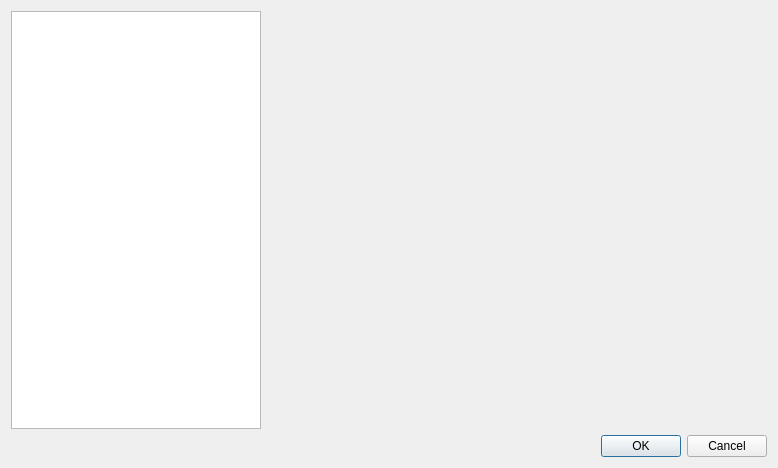
ModbusScope/ModbusScope, file src/dialogs/settingsdialog.ui: the form before one commit.
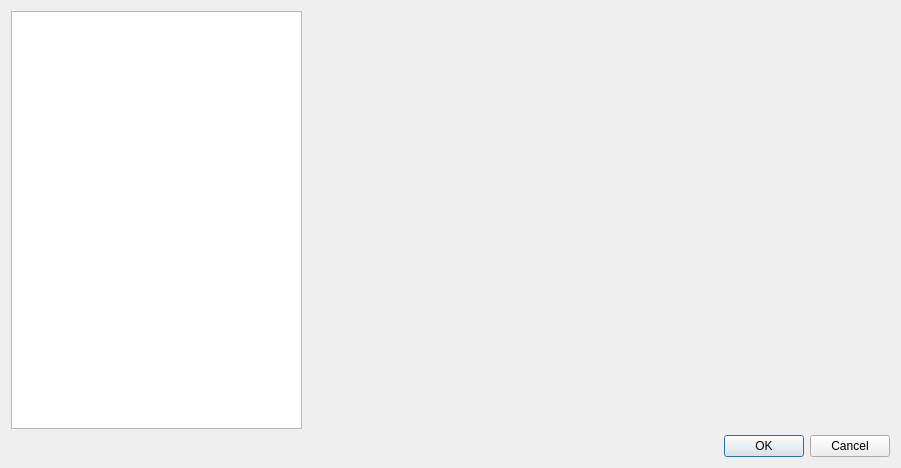
The form after the commit.

Patch:
```diff
--- a/src/dialogs/settingsdialog.ui
+++ b/src/dialogs/settingsdialog.ui
@@ -6,7 +6,7 @@
    <rect>
     <x>0</x>
     <y>0</y>
-    <width>778</width>
+    <width>901</width>
     <height>468</height>
    </rect>
   </property>
```
Left out of the diff: 2 changed lines with no effect on the pictures.
